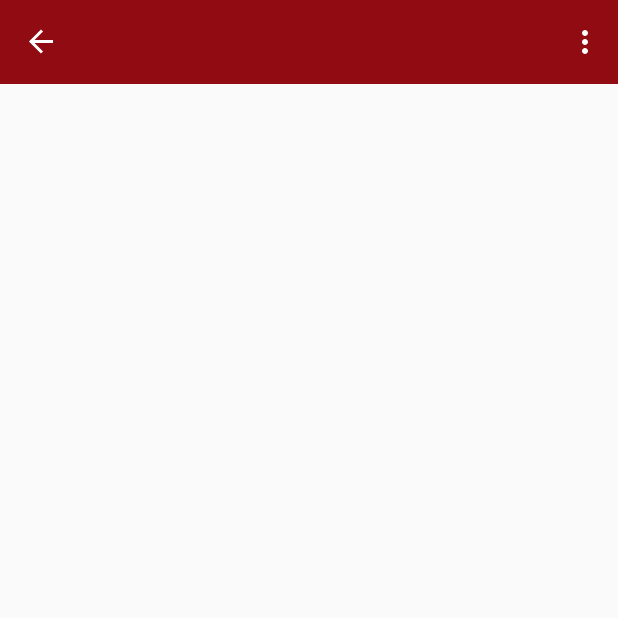
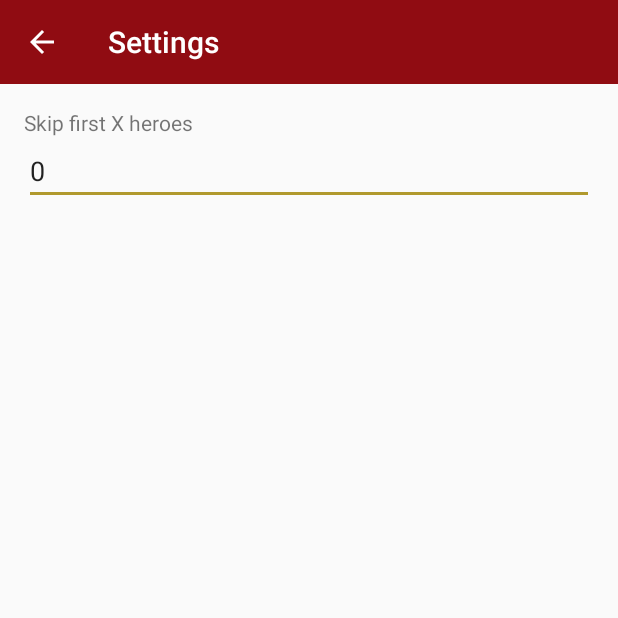
Before and after one commit to HugoMatilla/MarvelKotlin, an Android app: the HeroDetailActivity screen opened directly, with no data from a screen before it, in the options menu, after a tap on "Settings", on a phone screen of 412 x 824 dp, the top half of it. Run offline under Robolectric (Android 15) with nearby library versions, the phone set to English and light mode, and no system bars; our stand-ins replace Picasso; pictures from the network do not load; 1 statement that could not run was skipped.

Commit message:
Add Settings screen

```diff
--- a/app/src/main/AndroidManifest.xml
+++ b/app/src/main/AndroidManifest.xml
@@ -25,6 +25,9 @@
             android:name=".ui.activities.HeroDetailActivity"
             android:parentActivityName=".ui.activities.MainActivity">
         </activity>
+        <activity
+            android:name=".ui.activities.SettingsActivity"
+            android:label="@string/settings"/>
 
     </application>
 
--- a/app/src/main/java/com/hugomatilla/marvelkotlin/ui/App.kt
+++ b/app/src/main/java/com/hugomatilla/marvelkotlin/ui/App.kt
@@ -6,7 +6,7 @@ package com.hugomatilla.marvelkotlin.ui
 
 import android.app.Application
 import com.facebook.stetho.Stetho
-import com.hugomatilla.marvelkotlin.ui.utils.DelegatesExt
+import com.hugomatilla.marvelkotlin.ui.extensions.DelegatesExt
 
 class App : Application() {
 
--- /dev/null
+++ b/app/src/main/java/com/hugomatilla/marvelkotlin/ui/activities/SettingsActivity.kt
@@ -0,0 +1,41 @@
+package com.hugomatilla.marvelkotlin.ui.activities
+
+import android.os.Bundle
+import android.support.v7.app.AppCompatActivity
+import android.view.MenuItem
+import com.hugomatilla.marvelkotlin.R
+import com.hugomatilla.marvelkotlin.ui.extensions.DelegatesExt
+import kotlinx.android.synthetic.main.settings_activity.*
+import kotlinx.android.synthetic.main.toolbar.*
+
+/**
+ * Created by hugomatilla on 25/02/16.
+ */
+class SettingsActivity : AppCompatActivity() {
+
+    companion object {
+        val OFFSET = "offset"
+    }
+
+    var offset: Long by DelegatesExt.preference(this, OFFSET, 0)
+
+    override fun onCreate(savedInstanceState: Bundle?) {
+        super.onCreate(savedInstanceState)
+        setContentView(R.layout.settings_activity)
+        setSupportActionBar(toolbar)
+        supportActionBar?.setDisplayHomeAsUpEnabled(true)
+        offsetView.setText(offset.toString())
+    }
+
+    override fun onBackPressed() {
+        super.onBackPressed()
+        offset = offsetView.text.toString().toLong()
+    }
+
+    override fun onOptionsItemSelected(item: MenuItem) = when (item.itemId) {
+        android.R.id.home -> {
+            onBackPressed(); true
+        }
+        else -> false
+    }
+}
--- a/app/src/main/java/com/hugomatilla/marvelkotlin/ui/activities/ToolbarManager.kt
+++ b/app/src/main/java/com/hugomatilla/marvelkotlin/ui/activities/ToolbarManager.kt
@@ -8,6 +8,7 @@ import com.hugomatilla.marvelkotlin.ui.App
 import com.hugomatilla.marvelkotlin.ui.extensions.ctx
 import com.hugomatilla.marvelkotlin.ui.extensions.slideEnter
 import com.hugomatilla.marvelkotlin.ui.extensions.slideExit
+import org.jetbrains.anko.startActivity
 import org.jetbrains.anko.toast
 
 /**
@@ -27,7 +28,7 @@ interface ToolbarManager {
         toolbar.inflateMenu(R.menu.menu_main)
         toolbar.setOnMenuItemClickListener {
             when (it.itemId) {
-                R.id.action_settings -> App.instance.toast("Settings")
+                R.id.action_settings -> toolbar.ctx.startActivity<SettingsActivity>()
                 else -> App.instance.toast("Unknown option")
             }
             true
--- /dev/null
+++ b/app/src/main/java/com/hugomatilla/marvelkotlin/ui/extensions/DelegatesExt.kt
@@ -0,0 +1,68 @@
+package com.hugomatilla.marvelkotlin.ui.extensions
+
+/**
+ * Created by hugomatilla on 22/02/16.
+ */
+
+import android.content.Context
+import kotlin.properties.ReadWriteProperty
+import kotlin.reflect.KProperty
+
+object DelegatesExt {
+    fun <T> notNullSingleValue(): ReadWriteProperty<Any?, T> = NotNullSingleValueVar()
+    fun preference(context: Context, name: String, default: Long) = Preference(context, name, default)
+
+}
+
+private class NotNullSingleValueVar<T>() : ReadWriteProperty<Any?, T> {
+
+    private var value: T? = null
+
+    override fun getValue(thisRef: Any?, property: KProperty<*>): T {
+        return value ?: throw IllegalStateException("${property.name} not initialized")
+    }
+
+    override fun setValue(thisRef: Any?, property: KProperty<*>, value: T) {
+        this.value = if (this.value == null) value
+        else throw IllegalStateException("${property.name} already initialized")
+    }
+}
+
+
+class Preference<T>(val context: Context, val name: String, val default: T) : ReadWriteProperty<Any?, T> {
+
+    val prefs by lazy { context.getSharedPreferences("default", Context.MODE_PRIVATE) }
+
+    override fun getValue(thisRef: Any?, property: KProperty<*>): T {
+        return findPreference(name, default)
+    }
+
+    override fun setValue(thisRef: Any?, property: KProperty<*>, value: T) {
+        putPreference(name, value)
+    }
+
+    @Suppress("UNCHECKED_CAST")
+    private fun <U> findPreference(name: String, default: U): U = with(prefs) {
+        val res: Any = when (default) {
+            is Long -> getLong(name, default)
+            is String -> getString(name, default)
+            is Int -> getInt(name, default)
+            is Boolean -> getBoolean(name, default)
+            is Float -> getFloat(name, default)
+            else -> throw IllegalArgumentException("This type can be saved into Preferences")
+        }
+
+        res as U
+    }
+
+    private fun <U> putPreference(name: String, value: U) = with(prefs.edit()) {
+        when (value) {
+            is Long -> putLong(name, value)
+            is String -> putString(name, value)
+            is Int -> putInt(name, value)
+            is Boolean -> putBoolean(name, value)
+            is Float -> putFloat(name, value)
+            else -> throw IllegalArgumentException("This type can be saved into Preferences")
+        }.apply()
+    }
+}
--- /dev/null
+++ b/app/src/main/res/layout/settings_activity.xml
@@ -0,0 +1,32 @@
+<?xml version="1.0" encoding="utf-8"?>
+<FrameLayout
+    xmlns:android="http://schemas.android.com/apk/res/android"
+    android:layout_width="match_parent"
+    android:layout_height="match_parent"
+    android:orientation="vertical">
+
+    <include layout="@layout/toolbar"/>
+
+    <LinearLayout
+        android:layout_width="match_parent"
+        android:layout_height="match_parent"
+        android:layout_marginTop="?attr/actionBarSize"
+        android:orientation="vertical"
+        android:padding="@dimen/margin_m">
+
+        <TextView
+            android:layout_width="wrap_content"
+            android:layout_height="wrap_content"
+            android:text="@string/offset"/>
+
+        <EditText
+            android:id="@+id/offsetView"
+            android:layout_width="match_parent"
+            android:layout_height="wrap_content"
+            android:hint="@string/x"
+            android:inputType="text"
+            android:maxEms="1"/>
+
+    </LinearLayout>
+
+</FrameLayout>
--- a/app/src/main/res/values/strings.xml
+++ b/app/src/main/res/values/strings.xml
@@ -2,4 +2,6 @@
     <string name="app_name">MarvelKotlin</string>
     <string name="hero_image_contentent_description">Hero Image</string>
     <string name="settings">Settings</string>
+    <string name="offset">Skip first X heroes</string>
+    <string name="x">X</string>
 </resources>
```
Also changed, not shown: app/src/main/java/com/hugomatilla/marvelkotlin/domain/MarvelProvider.kt (+5 -7 lines), app/src/main/java/com/hugomatilla/marvelkotlin/ui/activities/MainActivity.kt (+21 -9 lines), app/src/main/java/com/hugomatilla/marvelkotlin/ui/utils/DelegatesExt.kt (deleted, +0 -26 lines).
